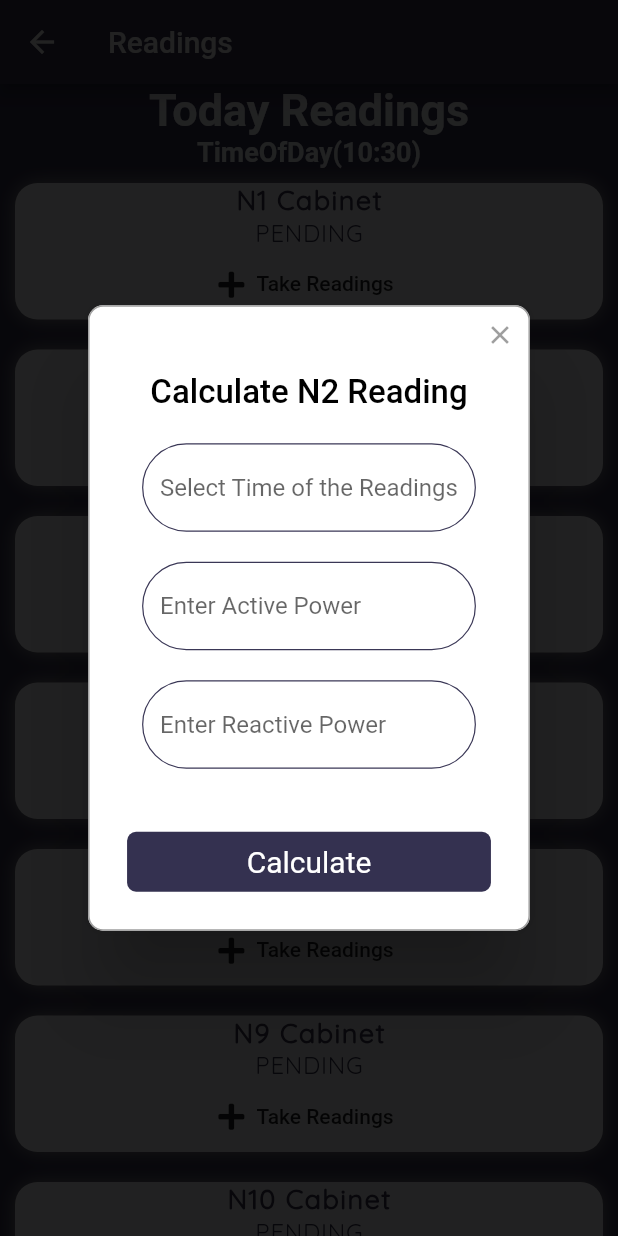
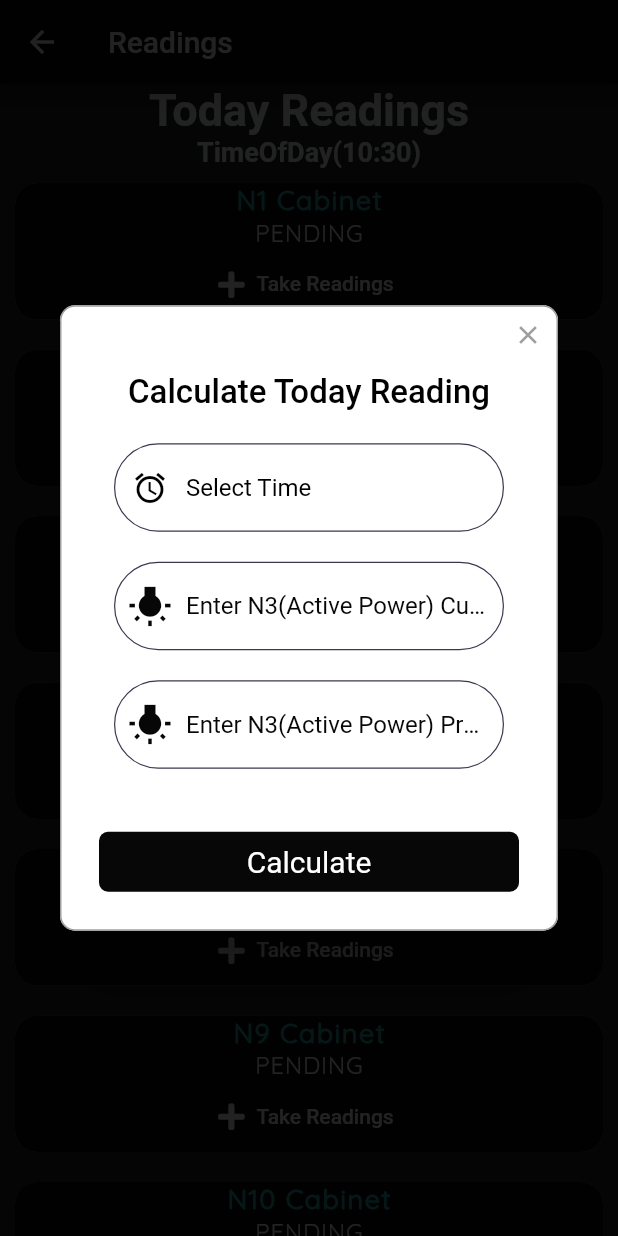
Before and after one commit to felexkuria/substation, a Flutter app: the ReadingScreen screen opened by its route, after a tap on "N2 Cabinet", on a phone screen of 412 x 824 dp. Run offline on Flutter 3.47's test engine with Material 2 defaults, Android fonts, the phone set to English and light mode, and no system bars; drawn by our look-alikes of rflutter_alert; our stand-ins replace firebase_auth, firebase_core, fluttertoast, font_awesome_flutter, google_sign_in; accounts and stored records are empty.

```diff
--- a/lib/constants/constant.dart
+++ b/lib/constants/constant.dart
@@ -5,7 +5,7 @@ const inActiveCardColor = Color(0xFFF9FAFC);
 const activeCardColor = Color(0xFF3A3756);
 
 const kNamestyle = TextStyle(
-    color: activeCardColor,
+    color: Color(0xFF20BFA9),
     letterSpacing: 1.0,
     fontFamily: 'Quicksand',
     fontWeight: FontWeight.bold,
@@ -15,11 +15,11 @@ const kLabelTextStyle = TextStyle(
 const kInputdecoration = InputDecoration(
   filled: true,
   fillColor: Colors.white,
-    // prefixIcon: Icon(
-    //   Icons.wb_incandescent,
-    //   color: Color(0xFF343150),
-    //   size: 30.0,
-    // ),
+  prefixIcon: Icon(
+    Icons.wb_incandescent,
+    color: Color(0xFF070707),
+    size: 30.0,
+  ),
   border: OutlineInputBorder(
     borderRadius: BorderRadius.all(
       Radius.circular(30.0),
@@ -32,16 +32,73 @@ const kInputdecoration = InputDecoration(
     ),
     borderSide: BorderSide(width: 0.8, color: activeCardColor),
   ),
-    hintText: 'Enter Active Power');
-const kReactivedecoration = InputDecoration(
-  // prefixIcon: Icon(
-  //   Icons.ac_unit,
-  //   color: Color(0xFF343150),
-  //   size: 30.0,
-  // ),
+  hintText: 'Enter N3(Active Power) Prev Readings',
+  hintStyle: TextStyle(
+    color: Color(0xFF070707),
+  ),
+);
+const kInputdecoration1 = InputDecoration(
   filled: true,
   fillColor: Colors.white,
-  hintText: 'Enter Reactive Power',
+  prefixIcon: Icon(
+    Icons.wb_incandescent,
+    color: Color(0xFF070707),
+    size: 30.0,
+  ),
+  border: OutlineInputBorder(
+    borderRadius: BorderRadius.all(
+      Radius.circular(30.0),
+    ),
+    borderSide: BorderSide(width: 0.8),
+  ),
+  enabledBorder: OutlineInputBorder(
+    borderRadius: BorderRadius.all(
+      Radius.circular(30.0),
+    ),
+    borderSide: BorderSide(width: 0.8, color: activeCardColor),
+  ),
+  hintText: 'Enter N3(Active Power) Current Readings',
+  hintStyle: TextStyle(
+    color: Color(0xFF070707),
+  ),
+);
+const kReactivedecoration = InputDecoration(
+  prefixIcon: Icon(
+    Icons.ac_unit,
+    color: Color(0xFF070707),
+    size: 30.0,
+  ),
+  filled: true,
+  fillColor: Colors.white,
+  hintText: 'Enter N3(Reactive Power) Current Readings',
+  hintStyle: TextStyle(
+    color: Color(0xFF070707),
+  ),
+  border: OutlineInputBorder(
+    borderRadius: BorderRadius.all(
+      Radius.circular(30.0),
+    ),
+    borderSide: BorderSide(width: 0.8),
+  ),
+  enabledBorder: OutlineInputBorder(
+    borderRadius: BorderRadius.all(
+      Radius.circular(30.0),
+    ),
+    borderSide: BorderSide(width: 0.8, color: activeCardColor),
+  ),
+);
+const kReactivedecoration1 = InputDecoration(
+  prefixIcon: Icon(
+    Icons.ac_unit,
+    color: Color(0xFF070707),
+    size: 30.0,
+  ),
+  filled: true,
+  fillColor: Colors.white,
+  hintText: 'Enter N3(Reactive Power) Prev Readings',
+  hintStyle: TextStyle(
+    color: Color(0xFF070707),
+  ),
   border: OutlineInputBorder(
     borderRadius: BorderRadius.all(
       Radius.circular(30.0),
@@ -56,19 +113,22 @@ const kReactivedecoration = InputDecoration(
   ),
 );
 const kTimedecoration = InputDecoration(
-  // prefixIcon: FaIcon(
-  //  FontAwesomeIcons.clock,
-  //   color: Color(0xFF343150),
-  //   //size: 20.0,
-  // ),
+  prefixIcon: Icon(
+    Icons.alarm,
+    color: Colors.black,
+  ),
   filled: true,
   fillColor: Colors.white,
-  hintText: 'Select Time of the Readings',
+  hintText: 'Select Time ',
+  hintStyle: TextStyle(color: Colors.black),
   border: OutlineInputBorder(
     borderRadius: BorderRadius.all(
       Radius.circular(30.0),
     ),
-    borderSide: BorderSide(width: 0.8),
+    borderSide: BorderSide(
+      width: 0.8,
+      color: activeCardColor,
+    ),
   ),
   enabledBorder: OutlineInputBorder(
     borderRadius: BorderRadius.all(
--- a/lib/screens/dashboard.dart
+++ b/lib/screens/dashboard.dart
@@ -1,6 +1,5 @@
 import 'package:flutter/material.dart';
 import 'package:font_awesome_flutter/font_awesome_flutter.dart';
-import 'package:google_fonts/google_fonts.dart';
 import 'package:intl/intl.dart';
 import 'package:substation/widgets/person_card.dart';
 
@@ -9,8 +8,8 @@ import 'package:substation/widgets/select_card.dart';
 
 enum Time { month, today, quarter }
 
-const inActiveCardColor = Color(0xFFF9FAFC);
-const activeCardColor = Color(0xFF3A3756);
+const inActiveCardColor = Color(0xFF20BFA9);
+const activeCardColor = Color(0xFF070707);
 String result;
 // const selectorCardColor =Color(0xFF343150);  Color(0xFF343150)
 
@@ -23,7 +22,7 @@ class _DashBoardState extends State<DashBoard> {
   Time selectedTime;
   DateTime _date = DateTime.now();
 
-  final DateFormat _dateFormatter = DateFormat.yMMMMEEEEd();
+  final DateFormat _dateFormatter = DateFormat.yMMMMEEEEd().add_jms();
   void _handleDatetime() async {
     final DateTime dateTime = await showDatePicker(
       context: context,
@@ -43,7 +42,7 @@ class _DashBoardState extends State<DashBoard> {
     return MaterialApp(
       debugShowCheckedModeBanner: false,
       home: Scaffold(
-        backgroundColor: Color(0xFF343150),
+        backgroundColor: Color(0xFF232228),
         appBar: AppBar(
           leading: IconButton(
             icon: FaIcon(
@@ -62,7 +61,7 @@ class _DashBoardState extends State<DashBoard> {
           actions: [
             IconButton(
               onPressed: () {
-                Navigator.pushNamed(context, 'worker');
+                //Navigator.pushNamed(context, 'worker');
               },
               icon: FaIcon(
                 FontAwesomeIcons.userCircle,
@@ -76,7 +75,7 @@ class _DashBoardState extends State<DashBoard> {
               icon: FaIcon(FontAwesomeIcons.cog),
             )
           ],
-          backgroundColor: Color(0xFF3A3756),
+          backgroundColor: Color(0xFF0C0B10),
           elevation: 5.0,
           title: Text(
             'Substation App',
@@ -92,16 +91,18 @@ class _DashBoardState extends State<DashBoard> {
         ),
         body: ListView(
           children: [
-            Column(
+            Padding(
+              padding: EdgeInsets.fromLTRB(0, 12.0, 0, 0),
+              child: Column(
                 children: [
                   Row(
-                  mainAxisAlignment: MainAxisAlignment.spaceEvenly,
+                    mainAxisAlignment: MainAxisAlignment.spaceAround,
                     children: [
                       PersonCard(
                         onPressed: () {
                           Navigator.pushNamed(context, 'worker');
                         },
-                      radii: 40.0,
+                        radii: 60.0,
                         font: 18.0,
                         name: 'Wycliffe Wanyama',
                         shift: 'OnShift',
@@ -150,7 +151,7 @@ class _DashBoardState extends State<DashBoard> {
                               margin: EdgeInsets.fromLTRB(5.0, 20.0, 5.0, 20.0),
 
                               decoration: BoxDecoration(
-                              color: inActiveCardColor,
+                                color: Color(0xFF20BFA9),
                                 // Color(0xFF3A3756)
                                 borderRadius: BorderRadius.circular(50.0),
                               ),
@@ -221,7 +222,7 @@ class _DashBoardState extends State<DashBoard> {
                             Text(
                               _dateFormatter.format(_date),
                               style: TextStyle(
-                                color: inActiveCardColor,
+                                  color: Color(0xFFFFFFFF),
                                   letterSpacing: 1.0,
                                   fontFamily: 'Quicksand',
                                   fontWeight: FontWeight.w600,
@@ -263,6 +264,7 @@ class _DashBoardState extends State<DashBoard> {
                   ),
                 ],
               ),
+            ),
           ],
         ),
         floatingActionButton: FloatingActionButton(
--- a/lib/screens/reading_screen.dart
+++ b/lib/screens/reading_screen.dart
@@ -3,12 +3,17 @@ import 'package:rflutter_alert/rflutter_alert.dart';
 import 'package:substation/constants/constant.dart';
 import 'package:substation/models/readings.dart';
 import 'package:substation/screens/worker.dart';
+import 'package:substation/widgets/custom_text_field.dart';
 import 'package:substation/widgets/reading_card.dart';
 
 final GlobalKey<FormState> _formKey = GlobalKey<FormState>();
 bool _autoValidate = true;
+String _activepower660 = '';
+//double myNumber = double.parse(_activepower);
+String _reactivepower660 = '';
+String _activepower1980 = '';
+String _reactivepower1980 = '';
 String _activepower = '';
-//double myNumber = double.parse(_activepower);
 String _reactivepower = '';
 //double myNumber2 = double.parse(_reactivepower);
 //int activepower;
@@ -30,6 +35,10 @@ class _ReadingScreenState extends State<ReadingScreen> {
   TextEditingController _timeController = TextEditingController();
   TextEditingController _activepowerController = TextEditingController();
   TextEditingController _reactivepowerController = TextEditingController();
+  TextEditingController _activepowerController1 = TextEditingController();
+  TextEditingController _reactivepowerController1 = TextEditingController();
+  TextEditingController _activepowerController2 = TextEditingController();
+  TextEditingController _reactivepowerController2 = TextEditingController();
   void _handleTime() async {
     final TimeOfDay timeOfDay =
         await showTimePicker(context: context, initialTime: TimeOfDay.now());
@@ -44,9 +53,9 @@ class _ReadingScreenState extends State<ReadingScreen> {
   @override
   Widget build(BuildContext context) {
     return Scaffold(
-        backgroundColor: Color(0xFF343150),
+        backgroundColor: Color(0xFF232228),
         appBar: AppBar(
-          backgroundColor: Color(0xFF3A3756),
+          backgroundColor: Color(0xFF0C0B10),
           title: Text('Readings'),
           actions: [
             // FaIcon(FontAwesomeIcons.bars,),
@@ -132,31 +141,28 @@ class _ReadingScreenState extends State<ReadingScreen> {
   ) {
     return Alert(
         context: context,
-        title: "Calculate N2 Reading",
+        title: "Calculate Today Reading",
         content: Padding(
           padding: EdgeInsets.all(16.0),
           child: Column(
-            // crossAxisAlignment: CrossAxisAlignment.stretch,
-            children: <Widget>[
-              Column(
             children: <Widget>[
               TextField(
                 readOnly: true,
                 controller: _timeController,
                 onTap: _handleTime,
-                      decoration: kTimedecoration),
+                decoration: kTimedecoration,
+              ),
               SizedBox(
                 height: 20.0,
               ),
               TextField(
                 controller: _activepowerController,
-                    decoration: kInputdecoration,
+                decoration: kInputdecoration1,
                 keyboardType: TextInputType.number,
                 onChanged: (validator) {
                   setState(() {
                     _activepower = validator;
 
-                        // processing = _activepower;
                     print(_activepower);
                   });
                 },
@@ -166,54 +172,40 @@ class _ReadingScreenState extends State<ReadingScreen> {
               ),
               TextField(
                 controller: _reactivepowerController,
-                    decoration: kReactivedecoration,
+                decoration: kInputdecoration,
                 keyboardType: TextInputType.number,
                 onChanged: (validator) {
                   setState(() {
                     _reactivepower = validator;
 
-                        // processing = _activepower;
-                        //print(_reactivepower);
+                    print(_reactivepower);
                   });
                 },
-                  ),
-
-                  // TextField(
-                  //   decoration: kReactivedecoration,
-                  //   controller: _reactivepowerController,
-                  //   keyboardType:TextInputType.number ,
-                  //
-                  //   onChanged: (validator) {
-                  //     setState(() {
-                  //       _reactivepower = validator;
-                  //       //print(_reactivepower);
-                  //     });
-                  //   },
-                  // ),
-                ],
               ),
             ],
           ),
         ),
         buttons: [
           DialogButton(
-            color: Color(0xFF343150),
+            color: Color(0xFF070707),
             onPressed: () {
-              //Navigator.popAndPushNamed(context, '/reading');
+              //Navigator.popAndPushNamed(context, '/reading');`
               //print(_activepower
               //print(_reactivepower);
               Navigator.push(
                 context,
                 MaterialPageRoute(
-                  builder: (BuildContext context) =>
-                      Worker(result660: readings.result.toString()),
+                  builder: (BuildContext context) => Worker(
+                    result660: readings.result2.toString(),
+                    result1980: readings.result3.toString(),
+                    result: readings.result.toString(),
+                  ),
                 ),
               );
               readings.getActivePower(
                 activePower1: double.parse(_activepower),
                 activePower: double.parse(_reactivepower),
               );
-              print(readings.result);
             },
             child: _loading == false
                 ? Text(
--- a/lib/widgets/person_card.dart
+++ b/lib/widgets/person_card.dart
@@ -37,7 +37,8 @@ class PersonCard extends StatelessWidget {
               fontSize: 18.0,
               fontWeight: FontWeight.bold,
               letterSpacing: 1.2,
-                color: Color(0xFFFFFFFF)),
+              color: Color(0xFFFFFFFF),
+            ),
             overflow: TextOverflow.ellipsis,
           ),
           Text(
@@ -47,7 +48,8 @@ class PersonCard extends StatelessWidget {
               fontWeight: FontWeight.w100,
               fontSize: 20.0,
               letterSpacing: 1.2,
-                color: Color(0xFFFFFFFF)),
+              color: Color(0xFFFFFFFF),
+            ),
             overflow: TextOverflow.ellipsis,
           ),
         ],
--- a/lib/widgets/reading_card.dart
+++ b/lib/widgets/reading_card.dart
@@ -2,7 +2,7 @@ import 'package:flutter/material.dart';
 import 'package:font_awesome_flutter/font_awesome_flutter.dart';
 import 'package:substation/constants/constant.dart';
 
-const inActiveCardColor = Color(0xFFF9FAFC);
+const inActiveCardColor = Color(0xFFFEB95A);
 const activeCardColor = Color(0xFF343150);
 
 class ReadingCard extends StatelessWidget {
@@ -27,7 +27,7 @@ class ReadingCard extends StatelessWidget {
               child: Text(
                 status,
                 style: TextStyle(
-                    color: activeCardColor,
+                    color: Color(0xFFFFFFFF),
                     letterSpacing: 0.5,
                     fontFamily: 'Quicksand',
                     fontWeight: fontW,
@@ -35,21 +35,35 @@ class ReadingCard extends StatelessWidget {
               ),
             ),
             FlatButton.icon(
-                onPressed: onPressed,
-                icon: FaIcon(
-                  FontAwesomeIcons.plus,size: 20.0,
-
+              onPressed: onPressed,
+              icon: FaIcon(
+                FontAwesomeIcons.plus,
+                size: 20.0,
+                color: Color(0xFFFFFFFF),
+              ),
+              label: Text(
+                'Take Readings',
+                style: TextStyle(
+                  color: Color(0xFFFFFFFF),
                 ),
-                label: Text('Take Readings'))
+              ),
+            )
           ],
         ),
         // margin: EdgeInsets.fromLTRB(10.0, 0, 10.0, 0.0),
         margin: EdgeInsets.symmetric(horizontal: 10.0, vertical: 10.0),
         // height: 110.0,
         decoration: BoxDecoration(
-            color: inActiveCardColor,
-            borderRadius: BorderRadius.circular(15.0),
-            boxShadow: [BoxShadow(color: Colors.grey, blurRadius: 10.0)]),
+          color: Color(0xFF070707),
+          borderRadius: BorderRadius.circular(15.0),
+          boxShadow: [
+            BoxShadow(
+              color: Colors.grey,
+              // blurRadius: 10.0,
+              //offset: (0,12),
+            ),
+          ],
+        ),
       ),
     );
   }
```
Also changed, not shown: lib/main.dart (+7 -6 lines), lib/models/readings.dart (+10 -8 lines), lib/screens/worker.dart (+45 -4 lines). Lines whose indentation alone changed are shown as unchanged.
